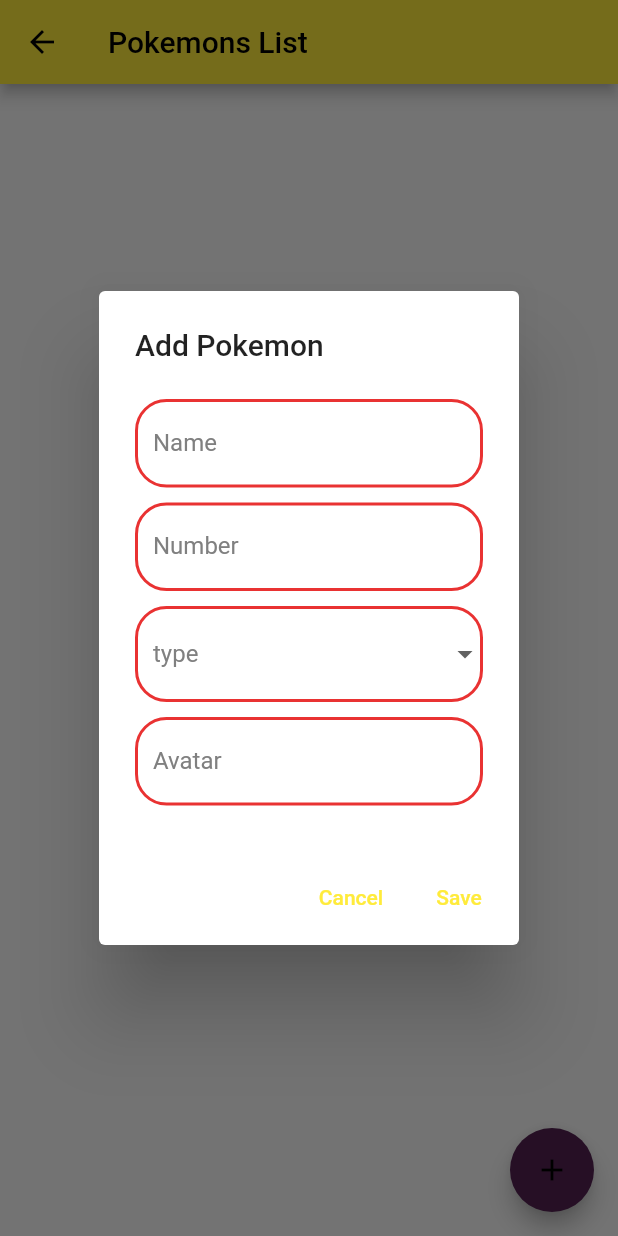
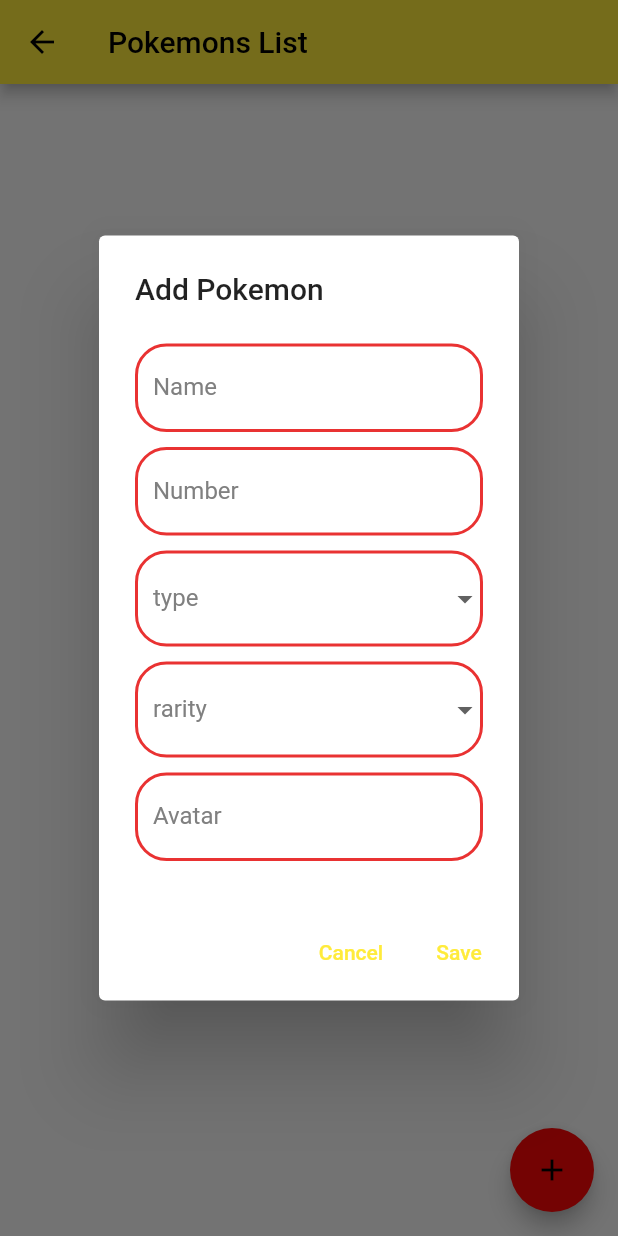
Before and after one commit to DanielSouzaCruz/PokedexFlutter, a Flutter app: the PokemonsListScreen screen opened directly, after a tap on the "add" icon, on a phone screen of 412 x 824 dp. Run offline on Flutter 3.47's test engine with Material 2 defaults, Android fonts, the phone set to English and light mode, and no system bars; our stand-ins replace drift; accounts and stored records are empty; generated files the repository leaves out were written again.

```diff
--- a/pokedex/lib/drift.dart
+++ b/pokedex/lib/drift.dart
@@ -9,6 +9,7 @@ class Pokemons extends Table {
   TextColumn get name => text()();
   TextColumn get type => text()();
   TextColumn get number => text()();
+  TextColumn get rarity => text()();
   TextColumn get avatar => text()();
 }
 
@@ -17,6 +18,7 @@ class Pokemon {
   final String name;
   final String type;
   final String number;
+  final String rarity;
   final String avatar;
 
   Pokemon({
@@ -24,6 +26,7 @@ class Pokemon {
     required this.name,
     required this.type,
     required this.number,
+    required this.rarity,
     required this.avatar,
   });
 }
--- a/pokedex/lib/main.dart
+++ b/pokedex/lib/main.dart
@@ -3,6 +3,7 @@ import 'package:flutter/material.dart';
 import 'package:flutter/services.dart';
 import 'package:pokedex/drift.dart';
 import 'package:pokedex/palette.dart';
+import 'package:pokedex/rarityPokemons.dart';
 import 'package:pokedex/typePokemons.dart';
 import 'package:pokedex/updatePokemon.dart';
 import 'package:pokedex/validate.dart';
@@ -34,7 +35,7 @@ class HomeScreen extends StatelessWidget {
   Widget build(BuildContext context) {
     return Scaffold(
         appBar: AppBar(
-          title: const Text('Home Screen'),
+          title: const Text('Pokedex'),
         ),
         body: Center(
           child: ElevatedButton(
@@ -43,7 +44,7 @@ class HomeScreen extends StatelessWidget {
                 builder: (context) => const PokemonsListScreen(),
               ));
             },
-            child: const Text('Start Pokemon List'),
+            child: const Text('Quem é esse Pokemon?'),
           ),
         ));
   }
@@ -81,18 +82,19 @@ class PokemonsListScreenState extends State<PokemonsListScreen> {
               id: Value(pokemon.id),
               name: Value(pokemon.name),
               type: Value(pokemon.type),
+              rarity: Value(pokemon.rarity),
               number: Value(pokemon.number),
               avatar: Value(pokemon.avatar)),
         )
         .then((_) => _loadPokemons());
   }
 
-  Future<void> _addPokemons(
-      String name, String type, String number, String avatar) async {
-    final newStudent = PokemonsCompanion.insert(
-        name: name, type: type, number: number, avatar: avatar);
+  Future<void> _addPokemons(String name, String type, String number,
+      String rarity, String avatar) async {
+    final newPokemon = PokemonsCompanion.insert(
+        name: name, type: type, number: number, rarity: rarity, avatar: avatar);
 
-    await database.insertPokemons(newStudent).then((_) {
+    await database.insertPokemons(newPokemon).then((_) {
       _loadPokemons();
     });
   }
@@ -141,7 +143,7 @@ class PokemonsListScreenState extends State<PokemonsListScreen> {
                     crossAxisAlignment: CrossAxisAlignment.start,
                     children: [
                       Text(
-                        'Number: ${_pokemons[i].number}',
+                        'Number: ${_pokemons[i].number} | Rarity: ${_pokemons[i].rarity}',
                       ),
                     ],
                   ),
@@ -188,6 +190,7 @@ class PokemonsListScreenState extends State<PokemonsListScreen> {
           TextEditingController nameController = TextEditingController();
           TextEditingController typeController = TextEditingController();
           TextEditingController numberController = TextEditingController();
+          TextEditingController rarityController = TextEditingController();
           TextEditingController avatarController = TextEditingController();
           showDialog(
             context: context,
@@ -275,6 +278,31 @@ class PokemonsListScreenState extends State<PokemonsListScreen> {
                             ),
                             Padding(
                               padding: const EdgeInsets.symmetric(vertical: 5),
+                              child: DropdownButtonFormField<String>(
+                                decoration: InputDecoration(
+                                    labelText: 'rarity',
+                                    labelStyle: const TextStyle(
+                                        color: ColorPalette.textColor),
+                                    enabledBorder: OutlineInputBorder(
+                                        borderRadius: BorderRadius.circular(21),
+                                        borderSide: const BorderSide(
+                                            color:
+                                                ColorPalette.borderColorInput,
+                                            width: 2))),
+                                items: rarityPokemons
+                                    .map<DropdownMenuItem<String>>((value) {
+                                  return DropdownMenuItem<String>(
+                                    value: value,
+                                    child: Text(value),
+                                  );
+                                }).toList(),
+                                onChanged: (selectedRarity) {
+                                  rarityController.text = selectedRarity!;
+                                },
+                              ),
+                            ),
+                            Padding(
+                              padding: const EdgeInsets.symmetric(vertical: 5),
                               child: TextField(
                                 decoration: InputDecoration(
                                     labelText: 'Avatar',
@@ -308,6 +336,7 @@ class PokemonsListScreenState extends State<PokemonsListScreen> {
                                 String name = nameController.text;
                                 String number = numberController.text;
                                 String type = typeController.text;
+                                String rarity = rarityController.text;
                                 String avatar = avatarController.text;
                                 if (isValidName(name) ||
                                     isValidNumber(number) ||
@@ -330,10 +359,12 @@ class PokemonsListScreenState extends State<PokemonsListScreen> {
                                     },
                                   );
                                 } else {
-                                  _addPokemons(name, type, number, avatar);
+                                  _addPokemons(
+                                      name, type, number, rarity, avatar);
                                   Navigator.of(context).pop();
                                   nameController.clear();
                                   typeController.clear();
+                                  rarityController.clear();
                                   numberController.clear();
                                   avatarController.clear();
                                 }
@@ -346,7 +377,7 @@ class PokemonsListScreenState extends State<PokemonsListScreen> {
                     ))),
           );
         },
-        backgroundColor: const Color(0xFF522151),
+        backgroundColor: Color.fromARGB(255, 252, 7, 7),
         child: const Icon(Icons.add),
       ),
     );
--- /dev/null
+++ b/pokedex/lib/rarityPokemons.dart
@@ -0,0 +1,5 @@
+const List<String> rarityPokemons = [
+  'Common',
+  'Legendary',
+  'Mitic',
+];
--- a/pokedex/lib/validate.dart
+++ b/pokedex/lib/validate.dart
@@ -6,7 +6,7 @@ bool isValidName(String name) {
 bool isValidNumber(String number) {
   return number.isEmpty ||
       RegExp(r'[a-z!@#\$%^&*()_+={}\[\]:;<>,.?~\\/\|°]').hasMatch(number) ||
-      number.length > 2;
+      number.length > 5;
 }
 
 bool isValidAvatar(String avatar) {
```
Also changed, not shown: pokedex/lib/updatePokemon.dart (+36 -7 lines), pokedex/lib/drift.g.dart.
